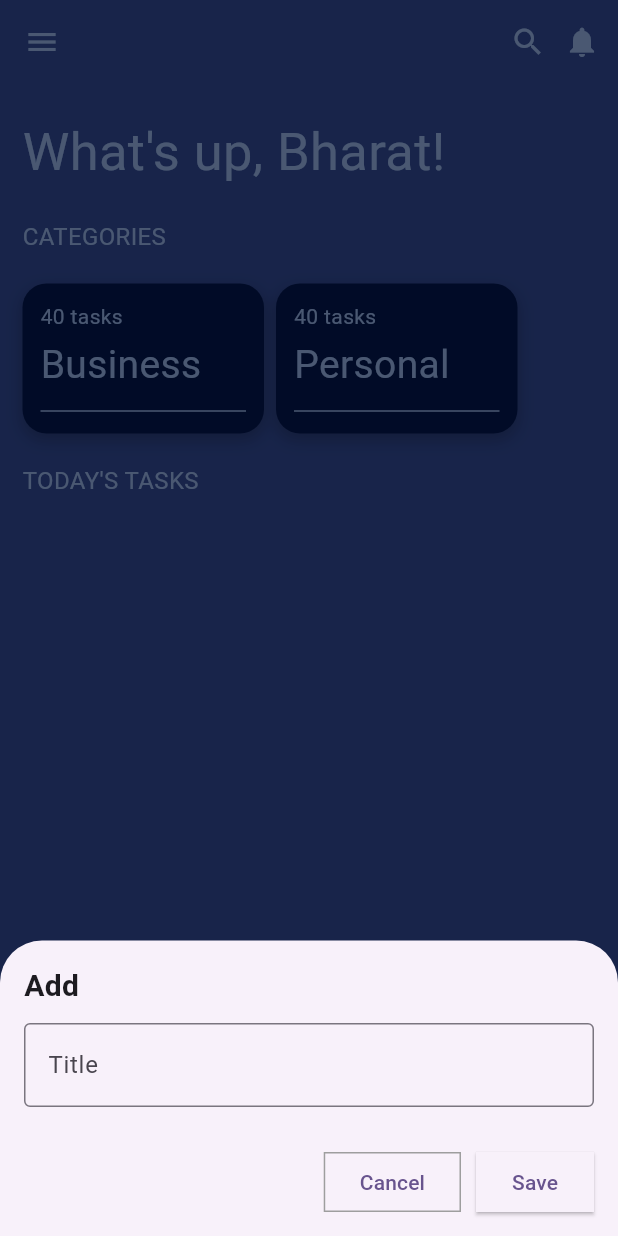
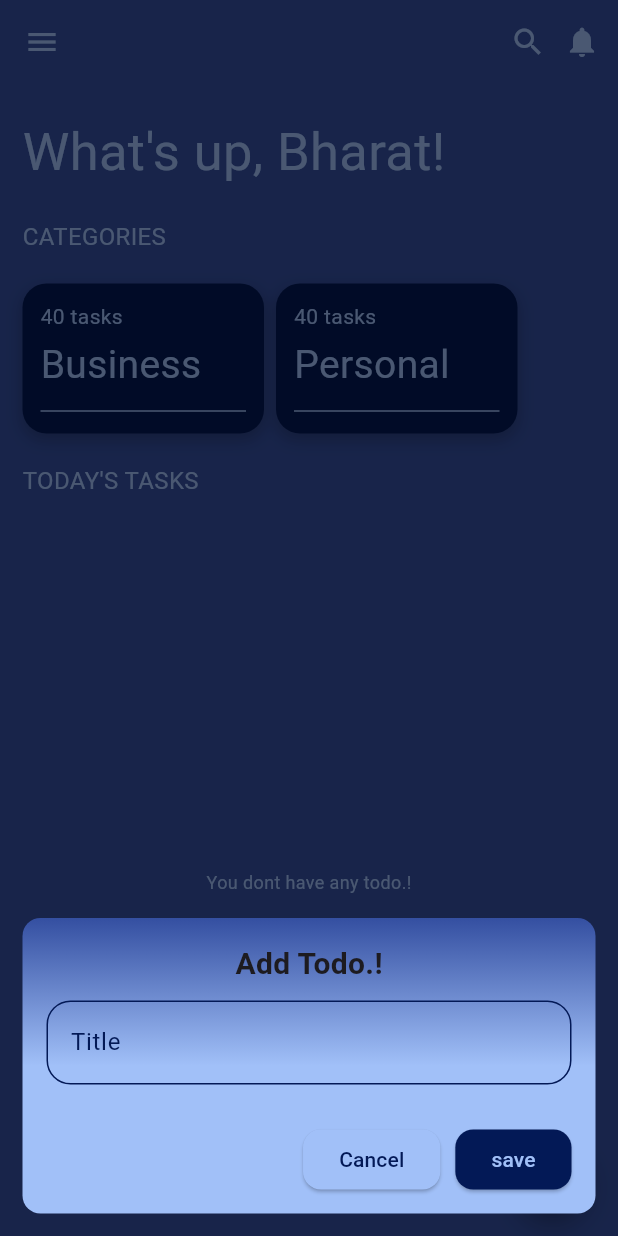
Before and after one commit to bharat-io/todo_app, a Flutter app: the screen it shows after launch, after a tap on the "add" icon, on a phone screen of 412 x 824 dp. Run offline on Flutter 3.47's test engine with Material 3 defaults, Android fonts, the phone set to English and light mode, and no system bars; our stand-ins replace sqflite; accounts and stored records are empty.

Commit message:
todo screen implemented

```diff
--- a/lib/main.dart
+++ b/lib/main.dart
@@ -11,6 +11,7 @@ class MyApp extends StatelessWidget {
   @override
   Widget build(BuildContext context) {
     return MaterialApp(
+      debugShowCheckedModeBanner: false,
       title: 'Flutter Demo',
       theme: ThemeData(
         colorScheme: ColorScheme.fromSeed(seedColor: Colors.deepPurple),
--- a/lib/show_modal_sheet.dart
+++ b/lib/show_modal_sheet.dart
@@ -17,17 +17,25 @@ Widget buildBottomSheet(BuildContext context,
         mainAxisSize: MainAxisSize.min,
         crossAxisAlignment: CrossAxisAlignment.start,
         children: [
-          Text(
-            titleText,
-            style: TextStyle(fontSize: 20, fontWeight: FontWeight.bold),
+          Center(
+            child: Text(
+              titleText,
+              style: TextStyle(fontSize: 20, fontWeight: FontWeight.bold),
+            ),
           ),
           const SizedBox(height: 10),
           TextField(
             controller: titleController,
             decoration: InputDecoration(
-              labelText: 'Title',
-              border: OutlineInputBorder(),
-            ),
+                labelText: 'Title',
+                labelStyle: TextStyle(color: Color(0xff031956)),
+                border: OutlineInputBorder(),
+                focusedBorder: OutlineInputBorder(
+                    borderRadius: BorderRadius.circular(16),
+                    borderSide: BorderSide(color: Color(0xff031956))),
+                enabledBorder: OutlineInputBorder(
+                    borderRadius: BorderRadius.circular(16),
+                    borderSide: BorderSide(color: Color(0xff031956)))),
           ),
           const SizedBox(height: 10),
           const SizedBox(height: 20),
@@ -36,15 +44,19 @@ Widget buildBottomSheet(BuildContext context,
             children: [
               SizedBox(
                 height: 40,
-                child: OutlinedButton(
+                child: ElevatedButton(
                   onPressed: () {
-                    Navigator.pop(context);
+                    Navigator.of(context).pop();
                   },
-                  style: OutlinedButton.styleFrom(
-                    shape: RoundedRectangleBorder(),
-                    side: BorderSide(color: Colors.grey),
+                  style: ElevatedButton.styleFrom(
+                    backgroundColor: Color(0xffA1C0F8),
+                    shape: RoundedRectangleBorder(
+                        borderRadius: BorderRadius.circular(12)),
                   ),
-                  child: const Text("Cancel"),
+                  child: const Text(
+                    "Cancel",
+                    style: TextStyle(color: Color(0xff031956)),
+                  ),
                 ),
               ),
               const SizedBox(width: 10),
@@ -55,9 +67,14 @@ Widget buildBottomSheet(BuildContext context,
                     onTap();
                   },
                   style: ElevatedButton.styleFrom(
-                    shape: RoundedRectangleBorder(),
+                    backgroundColor: Color(0xff031956),
+                    shape: RoundedRectangleBorder(
+                        borderRadius: BorderRadius.circular(12)),
                   ),
-                  child: const Text("Save"),
+                  child: Text(
+                    buttonText,
+                    style: TextStyle(color: Color(0xffA1C0F8)),
+                  ),
                 ),
               ),
             ],
--- a/lib/view/todo_list_screen.dart
+++ b/lib/view/todo_list_screen.dart
@@ -1,4 +1,5 @@
 import 'package:flutter/material.dart';
+import 'package:intl/intl.dart';
 import 'package:todo_app/db_heleper.dart';
 import 'package:todo_app/show_modal_sheet.dart';
 
@@ -14,6 +15,9 @@ class _TodoListScreenState extends State<TodoListScreen> {
   late final DbHelper dbHelper;
   List<Map<String, dynamic>> todos = [];
 
+  final dateTime =
+      DateFormat('EEEE, d MMMM '); // Full day name, day, full month
+
   static const Color backgroundColor = Color(0xff344FA1);
   static const Color lightBlue = Color(0xffA1C0F8);
   static const Color cardColor = Color(0xff031956);
@@ -28,6 +32,7 @@ class _TodoListScreenState extends State<TodoListScreen> {
 
   Future<void> fetchTodos() async {
     todos = await dbHelper.fetchTodo();
+    print(todos);
     setState(() {});
   }
 
@@ -37,15 +42,32 @@ class _TodoListScreenState extends State<TodoListScreen> {
     required VoidCallback onTap,
   }) {
     showModalBottomSheet(
+      backgroundColor: Colors.transparent,
       isScrollControlled: true,
       context: context,
       builder: (_) {
-        return buildBottomSheet(
+        return Container(
+          margin: EdgeInsets.all(15),
+          decoration: BoxDecoration(
+              borderRadius: BorderRadius.circular(12),
+              gradient: LinearGradient(
+                  begin: Alignment.bottomCenter,
+                  end: Alignment.topCenter,
+                  colors: [
+                    lightBlue,
+                    backgroundColor,
+                  ],
+                  stops: [
+                    0.5,
+                    1.0
+                  ])),
+          child: buildBottomSheet(
             context,
             onTap: onTap,
             titleController: titleController,
             titleText: titleText,
             buttonText: buttonText,
+          ),
         );
       },
     );
@@ -84,16 +106,29 @@ class _TodoListScreenState extends State<TodoListScreen> {
                 style: TextStyle(fontSize: 16, color: lightBlue)),
             const SizedBox(height: 20),
             Expanded(
-              child: ListView.builder(
+                child: todos.isNotEmpty
+                    ? ListView.builder(
                         itemCount: todos.length,
                         itemBuilder: (context, index) {
                           final todo = todos[index];
                           return _buildTodoItem(
+                            isChecked: todo[DbHelper.IS_DONE] == 1,
+                            onChanged: (newValue) async {
+                              await dbHelper.updateTodo(
+                                  id: todo[DbHelper.ID],
                                   title: todo[DbHelper.TITLE],
+                                  isDone: newValue ?? false);
+                              setState(() {});
+                              fetchTodos();
+                            },
+                            title: todo[DbHelper.TITLE],
+                            dateTime: dateTime.format(
+                                DateTime.parse(todo[DbHelper.CREATED_AT])),
                             onEdit: () {
-                      titleController.text = todo[DbHelper.TITLE].toString();
+                              titleController.text =
+                                  todo[DbHelper.TITLE].toString();
                               _showTodoBottomSheet(
-                        titleText: "Update",
+                                titleText: "Update Todo.!",
                                 buttonText: "Update",
                                 onTap: () async {
                                   await dbHelper.updateTodo(
@@ -111,8 +146,13 @@ class _TodoListScreenState extends State<TodoListScreen> {
                             },
                           );
                         },
+                      )
+                    : Center(
+                        child: Text(
+                          "You dont have any todo.!",
+                          style: TextStyle(fontSize: 12, color: lightBlue),
                         ),
-            ),
+                      )),
           ],
         ),
       ),
@@ -122,12 +162,12 @@ class _TodoListScreenState extends State<TodoListScreen> {
         onPressed: () {
           titleController.clear();
           _showTodoBottomSheet(
-            titleText: "Add",
-            buttonText: "Add",
+            titleText: "Add Todo.!",
+            buttonText: "save",
             onTap: () async {
               await dbHelper.addTodo(titleController.text);
               fetchTodos();
-              Navigator.pop(context);
+              Navigator.of(context).pop();
             },
           );
         },
@@ -137,7 +177,7 @@ class _TodoListScreenState extends State<TodoListScreen> {
   }
 
   Widget _buildCategoryWidgets() {
-    Widget _categoryCard(String label) => Container(
+    Widget categoryCard(String label) => Container(
           padding: const EdgeInsets.all(12),
           width: 161,
           height: 100,
@@ -169,37 +209,86 @@ class _TodoListScreenState extends State<TodoListScreen> {
 
     return Row(
       children: [
-        _categoryCard("Business"),
+        categoryCard("Business"),
         const SizedBox(width: 8),
-        _categoryCard("Personal"),
+        categoryCard("Personal"),
       ],
     );
   }
 
   Widget _buildTodoItem({
     required String title,
+    required String dateTime,
+    required bool isChecked,
+    required ValueChanged<bool?> onChanged,
     required VoidCallback onEdit,
     required VoidCallback onDelete,
   }) {
-    return ListTile(
-      leading: Checkbox(
-        value: false,
-        onChanged: (_) {},
+    return Container(
+      margin: EdgeInsets.only(top: 10),
+      width: double.infinity,
+      height: 65,
+      decoration: BoxDecoration(
+        color: cardColor,
+        borderRadius: BorderRadius.circular(25),
+      ),
+      child: Row(
+        mainAxisAlignment: MainAxisAlignment.spaceAround,
+        children: [
+          Checkbox(
+            value: isChecked,
+            onChanged: onChanged,
             shape: const CircleBorder(),
             activeColor: lightBlue,
             checkColor: cardColor,
             side: const BorderSide(color: accentColor, width: 2),
           ),
-      title: Text(title, style: const TextStyle(color: lightBlue)),
-      trailing: Row(
-        mainAxisSize: MainAxisSize.min,
+          Expanded(
+            child: Column(
+              mainAxisAlignment: MainAxisAlignment.center,
+              crossAxisAlignment: CrossAxisAlignment.start,
               children: [
+                Text(
+                  title,
+                  softWrap: true,
+                  overflow: TextOverflow.ellipsis,
+                  maxLines: 2,
+                  style: TextStyle(
+                    fontSize: 20,
+                    color: lightBlue,
+                    decoration: isChecked
+                        ? TextDecoration.lineThrough
+                        : TextDecoration.none,
+                    decorationColor: lightBlue,
+                    decorationThickness: 2,
+                  ),
+                ),
+                SizedBox(
+                  height: 5,
+                ),
+                Text(
+                  dateTime,
+                  style: TextStyle(fontSize: 10, color: lightBlue),
+                )
+              ],
+            ),
+          ),
           IconButton(
-              icon: const Icon(Icons.edit, color: lightBlue),
-              onPressed: onEdit),
+              onPressed: () {
+                onEdit();
+              },
+              icon: Icon(
+                Icons.edit,
+                color: lightBlue,
+              )),
           IconButton(
-              icon: const Icon(Icons.delete, color: accentColor),
-              onPressed: onDelete),
+              onPressed: () {
+                onDelete();
+              },
+              icon: Icon(
+                Icons.delete,
+                color: accentColor,
+              ))
         ],
       ),
     );
--- a/pubspec.yaml
+++ b/pubspec.yaml
@@ -37,6 +37,7 @@ dependencies:
   sqflite: ^2.4.1
   path: ^1.9.0
   path_provider: ^2.1.5
+  intl: ^0.20.2
 
 dev_dependencies:
   flutter_test:
```
Also changed, not shown: lib/db_heleper.dart (+13 -5 lines). Lines whose indentation alone changed are shown as unchanged.
